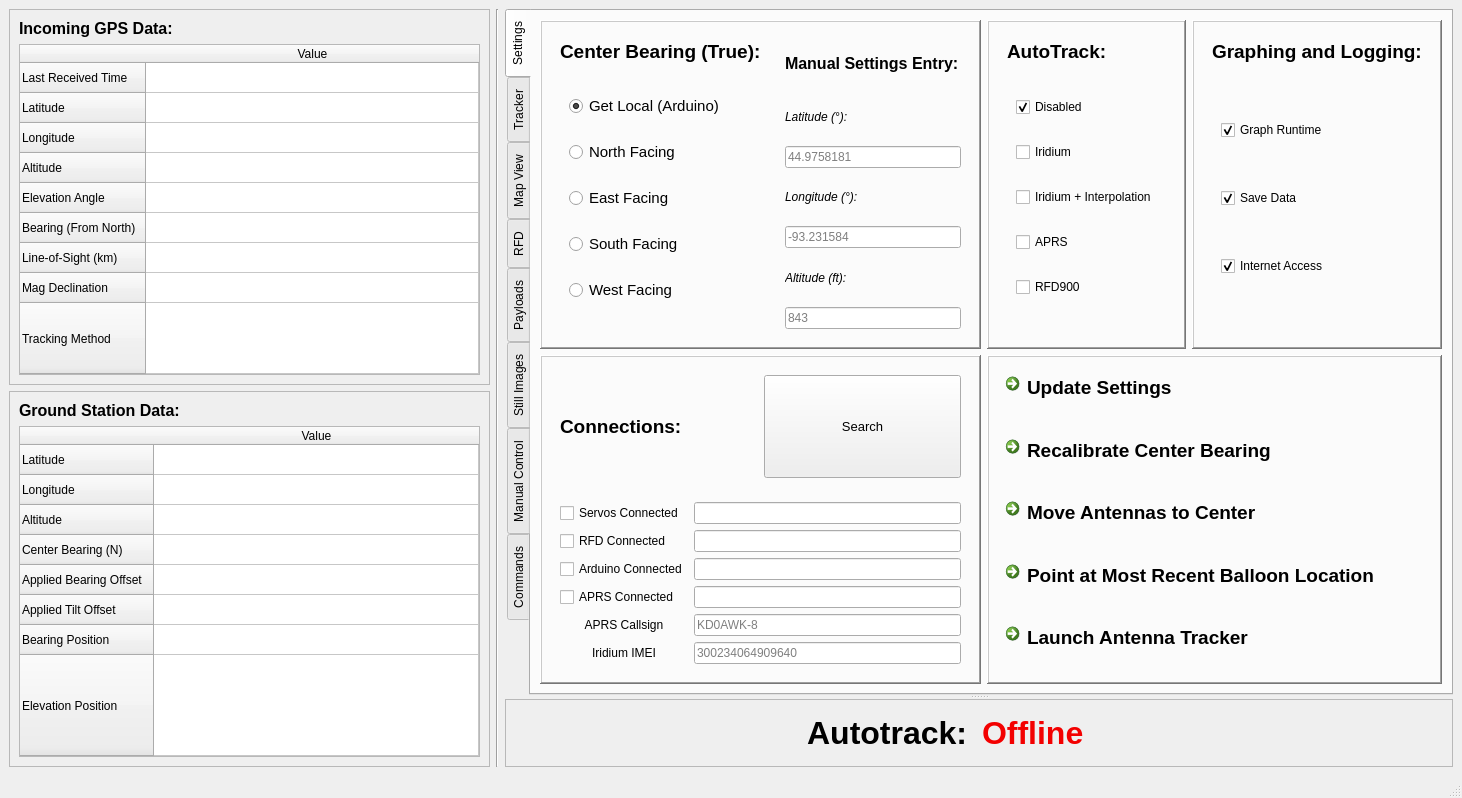
Above: trackermain.ui from MSU-BOREALIS/Antenna_Tracker before the change. Below: the same form after it.
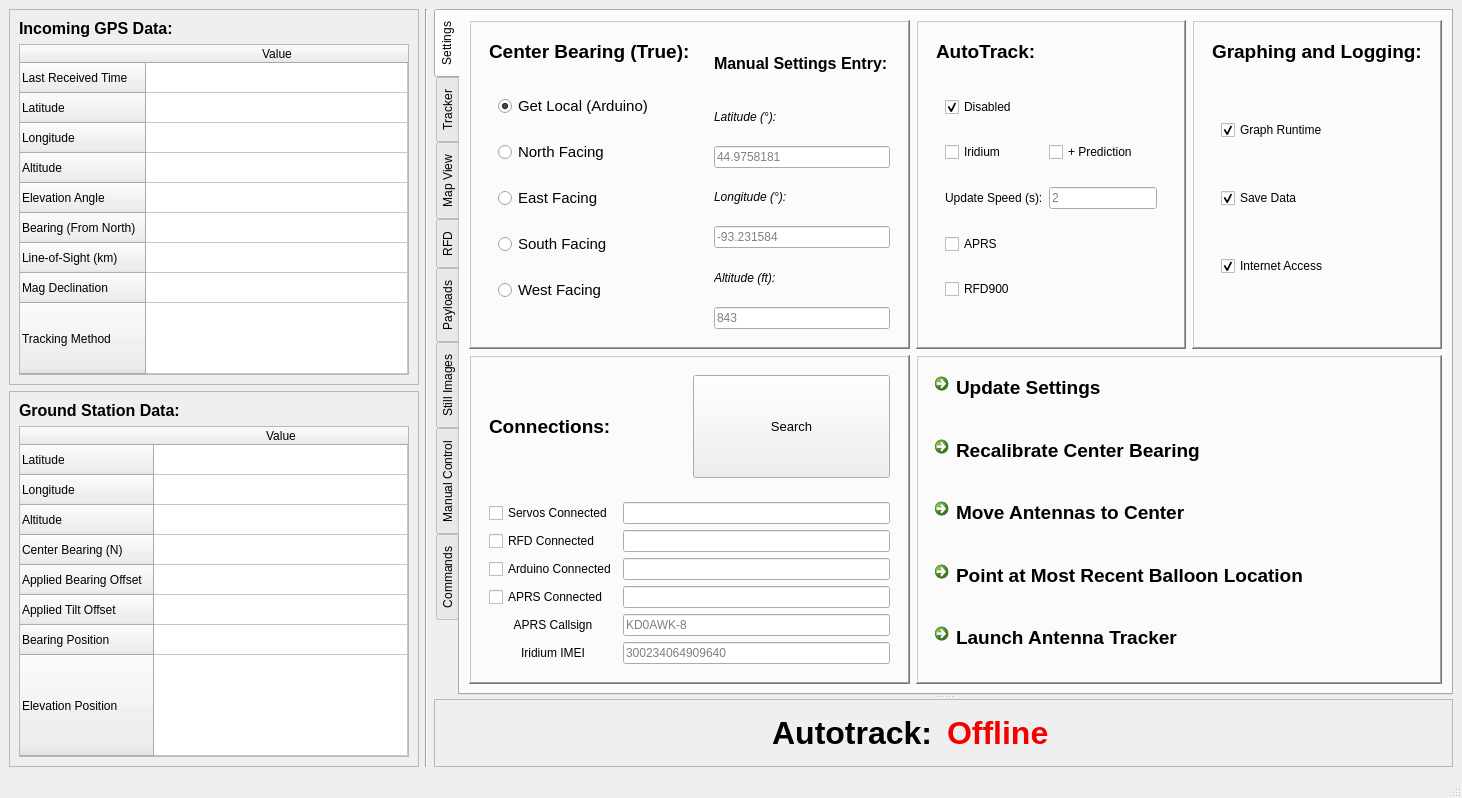
That is the form after the change.

```diff
--- a/trackermain.ui
+++ b/trackermain.ui
@@ -585,6 +585,13 @@
                   <enum>QFrame::Raised</enum>
                  </property>
                  <layout class="QGridLayout" name="gridLayout_6">
+                  <item row="1" column="1">
+                   <widget class="QCheckBox" name="autoIridiumInterpolate">
+                    <property name="text">
+                     <string>+ Prediction</string>
+                    </property>
+                   </widget>
+                  </item>
                   <item row="0" column="0">
                    <widget class="QCheckBox" name="autoDisabled">
                     <property name="text">
@@ -595,13 +602,27 @@
                     </property>
                    </widget>
                   </item>
-                  <item row="4" column="0">
+                  <item row="2" column="1">
+                   <widget class="QLineEdit" name="iridiumPredictionUpdateSpeed">
+                    <property name="placeholderText">
+                     <string>2</string>
+                    </property>
+                   </widget>
+                  </item>
+                  <item row="6" column="0">
                    <widget class="QCheckBox" name="autoRFD">
                     <property name="text">
                      <string>RFD900</string>
                     </property>
                    </widget>
                   </item>
+                  <item row="5" column="0">
+                   <widget class="QCheckBox" name="autoAPRS">
+                    <property name="text">
+                     <string>APRS</string>
+                    </property>
+                   </widget>
+                  </item>
                   <item row="1" column="0">
                    <widget class="QCheckBox" name="autoIridium">
                     <property name="text">
@@ -609,17 +630,10 @@
                     </property>
                    </widget>
                   </item>
-                  <item row="3" column="0">
-                   <widget class="QCheckBox" name="autoAPRS">
-                    <property name="text">
-                     <string>APRS</string>
-                    </property>
-                   </widget>
-                  </item>
                   <item row="2" column="0">
-                   <widget class="QCheckBox" name="autoIridiumInterpolate">
+                   <widget class="QLabel" name="label">
                     <property name="text">
-                     <string>Iridium + Interpolation</string>
+                     <string>Update Speed (s):</string>
                     </property>
                    </widget>
                   </item>
```
